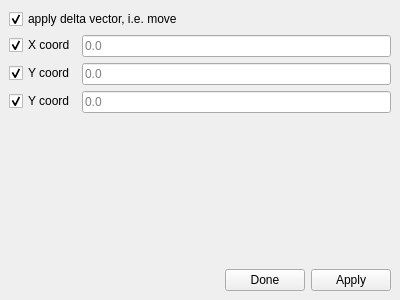
Old version of the form MoveVerticesWidget.ui in the repository nicolasedh/hexBlocker.
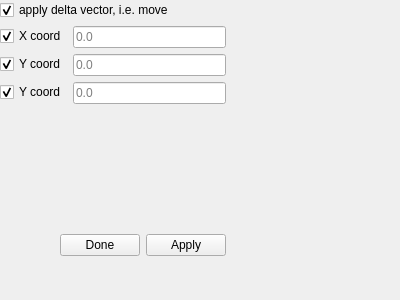
New version of the form.

Commit message:
Implemented common toolbox with on QDockWidget
MoveVertices and Createbox are now drawn in toolbox instead of separate QDockWidgets

```diff
--- a/MoveVerticesWidget.ui
+++ b/MoveVerticesWidget.ui
@@ -1,7 +1,7 @@
 <?xml version="1.0" encoding="UTF-8"?>
 <ui version="4.0">
  <class>MoveVerticesWidget</class>
- <widget class="QDockWidget" name="MoveVerticesWidget">
+ <widget class="QWidget" name="MoveVerticesWidget">
   <property name="windowModality">
    <enum>Qt::NonModal</enum>
   </property>
@@ -20,6 +20,14 @@
    <string>Set position</string>
   </property>
   <widget class="QWidget" name="dockWidgetContents">
+   <property name="geometry">
+    <rect>
+     <x>0</x>
+     <y>0</y>
+     <width>226</width>
+     <height>256</height>
+    </rect>
+   </property>
    <layout class="QVBoxLayout" name="verticalLayout">
     <item>
      <widget class="QCheckBox" name="checkBoxDelta">
```
Left out of the diff: 6 changed lines with no effect on the pictures. The commit also changes 13 other files.
